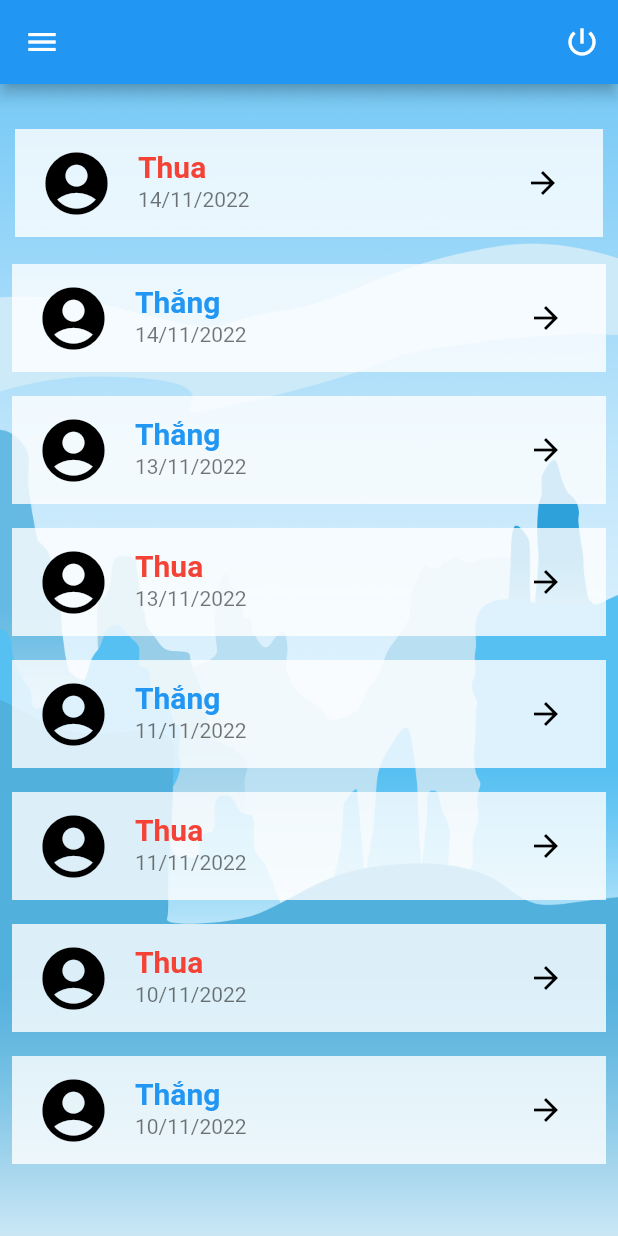
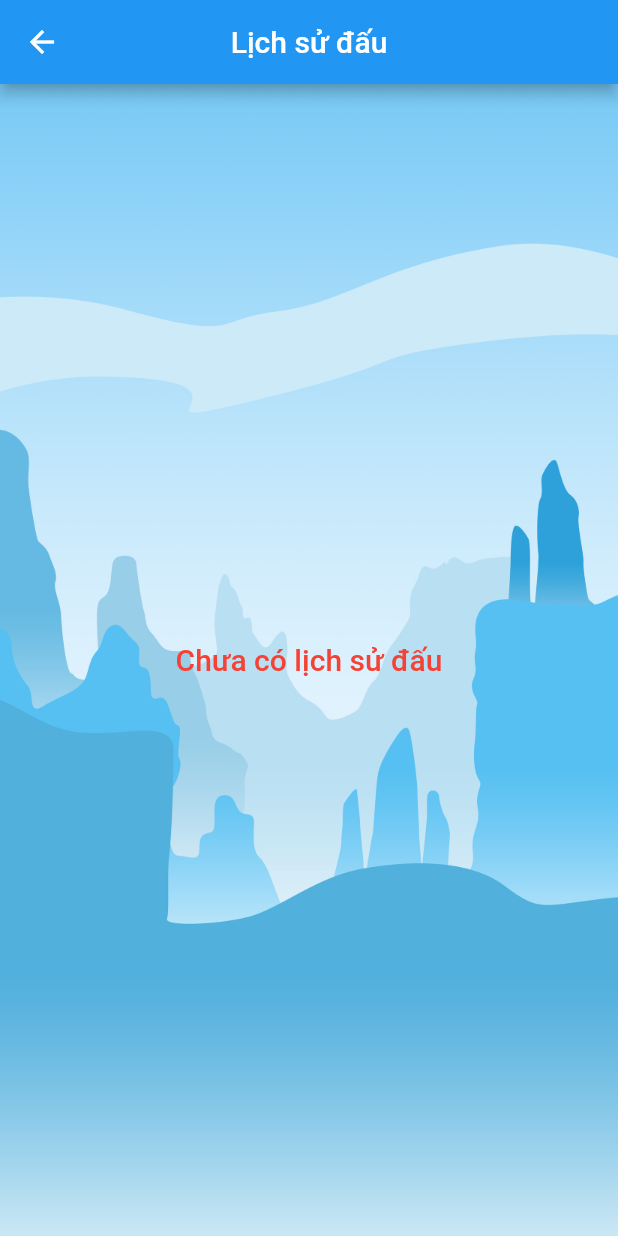
Before and after one commit to zCoLz/Col, a Flutter app: the History screen opened directly, on a phone screen of 412 x 824 dp. Run offline on Flutter 3.47's test engine with Material 2 defaults, Android fonts, the phone set to English and light mode, and no system bars; our stand-ins replace cloud_firestore, firebase_auth, firebase_core; missing offline and left inert: bottom_drawer; accounts and stored records are empty.

Commit message:
new update

```diff
--- a/lib/screens/GamePlay/listRoom.dart
+++ b/lib/screens/GamePlay/listRoom.dart
@@ -6,6 +6,7 @@ import 'package:home_page/components/Layout.dart';
 import 'package:home_page/model/dbContext.dart';
 import 'package:home_page/screens/GamePlay/listCreateRoom.dart';
 import 'package:home_page/screens/GamePlay/searchBattle.dart';
+import 'package:home_page/screens/home.dart';
 
 class listRoom extends StatefulWidget{
     listRoom({super.key});
@@ -46,7 +47,8 @@ class _listRoomState extends State<listRoom>{
               backgroundColor: Colors.transparent,
               appBar: AppBar(title: Text(''),
               leading: IconButton(onPressed: (){
-                Navigator.pop(context);
+                Navigator.pushAndRemoveUntil(context,
+                MaterialPageRoute(builder: (context)=>Home()), (route) => false);
               }, icon: Icon(Icons.chevron_left,size: 40,),),
               actions: [
                  Padding(padding: EdgeInsets.only(right:15), child:
--- a/lib/screens/GamePlay/questionBattle.dart
+++ b/lib/screens/GamePlay/questionBattle.dart
@@ -139,6 +139,7 @@ class _QuestionBattleState_1 extends State<QuestionBattle_1>
                 child: Scaffold(
                     backgroundColor: Colors.transparent,
                     appBar: AppBar(
+                      automaticallyImplyLeading: false,
                       centerTitle: true,
                       title: const Text(
                         'Đối kháng',
@@ -147,7 +148,7 @@ class _QuestionBattleState_1 extends State<QuestionBattle_1>
                             fontSize: 30,
                             fontWeight: FontWeight.bold),
                       ),
-                      leading: IconButton(
+                      /* leading: IconButton(
                           onPressed: () async {
                             try {
                               Future.delayed(Duration.zero, () async {
@@ -167,7 +168,7 @@ class _QuestionBattleState_1 extends State<QuestionBattle_1>
                             Icons.chevron_left,
                             color: Colors.white,
                             size: 40,
-                          )),
+                          )), */
                     ),
                     body: Column(
                       children: <Widget>[
--- a/lib/screens/GamePlay/questionBattle_2.dart
+++ b/lib/screens/GamePlay/questionBattle_2.dart
@@ -140,6 +140,7 @@ class _QuestionBattleState_2 extends State<QuestionBattle_2>
                 child: Scaffold(
                     backgroundColor: Colors.transparent,
                     appBar: AppBar(
+                      automaticallyImplyLeading: false,
                       centerTitle: true,
                       title: const Text(
                         'Đối kháng',
@@ -148,7 +149,7 @@ class _QuestionBattleState_2 extends State<QuestionBattle_2>
                             fontSize: 30,
                             fontWeight: FontWeight.bold),
                       ),
-                      leading: IconButton(
+                      /* leading: IconButton(
                           onPressed: () async {
                             try {
                               Future.delayed(Duration.zero, () async {
@@ -168,7 +169,7 @@ class _QuestionBattleState_2 extends State<QuestionBattle_2>
                             Icons.chevron_left,
                             color: Colors.white,
                             size: 40,
-                          )),
+                          )), */
                     ),
                     body: Column(
                       children: <Widget>[
--- a/lib/screens/TabBar/history.dart
+++ b/lib/screens/TabBar/history.dart
@@ -1,6 +1,9 @@
+import 'package:cloud_firestore/cloud_firestore.dart';
+import 'package:firebase_auth/firebase_auth.dart';
 import 'package:flutter/material.dart';
 import 'package:home_page/components/Layout.dart';
 import 'package:home_page/screens/Drawer/form_drawer.dart';
+import 'package:home_page/screens/GamePlay/battleResult_2.dart';
 import 'package:home_page/screens/TabBar/battleHistory.dart';
 
 class History extends StatefulWidget {
@@ -11,177 +14,96 @@ class History extends StatefulWidget {
 }
 
 class _HistoryState extends State<History> {
+  final _auth = FirebaseAuth.instance;
+  final _fireStore =FirebaseFirestore.instance;
+  int len =0;
+  String battle='';
+  Color colors = Colors.red;
   @override
   Widget build(BuildContext context) {
+    var data =_fireStore.collection('battleHistoreis')
+          .where('player_1.email',isEqualTo: _auth.currentUser!.email)
+          .orderBy('created',descending: true)
+          .firestore.collection('battleHistoreis')
+          .where('player_2.email',isEqualTo: _auth.currentUser!.email)
+          .orderBy('created',descending: true)
+          .snapshots();
+    return StreamBuilder(
+      stream: data,
+      builder: (context, snapshot) {
+        try{
+          if(snapshot.data!.docs.isEmpty){
+            return Scaffold(
+          appBar: AppBar(
+            centerTitle: true,
+            title: const Text("Lịch sử đấu"),
+            /* actions: [
+              IconButton(onPressed: (() {}), icon: Icon(Icons.power_settings_new)),
+            ], */
+          ),body: Container(
+            decoration: Layout().background_image,
+            child: const Center(child: Text('Chưa có lịch sử đấu',
+              style: TextStyle(fontWeight: FontWeight.w500,color: Colors.red,fontSize: 20),),)));
+          }
+        else{
         return Scaffold(
           appBar: AppBar(
             centerTitle: true,
             title: Text(""),
-        actions: [
+           /*  actions: [
               IconButton(onPressed: (() {}), icon: Icon(Icons.power_settings_new)),
-        ],
+            ], */
           ),
           drawer: PageDrawer(),
 
           body: Container(
             padding: EdgeInsets.only(top: 20),
             decoration: Layout().background_image,
-        child: Column(children: [
-          Padding(
+            child: ListView.builder(
+                  itemCount: snapshot.data!.docs.length,
+                  itemBuilder: (context, index) {
+                    int result=0;
+                    if(snapshot.data!.docs[index]['player_1.email']==_auth.currentUser!.email){
+                        result = snapshot.data!.docs[index]['player_1.result'];
+                     }else{
+                        result = snapshot.data!.docs[index]['player_2.result'];
+                     }
+                     if (result == 1) {
+                          colors = Colors.blue;
+                          battle = 'Thắng';
+                        } else if(result==2) {
+                          colors = Colors.amber;
+                          battle='Hòa';
+                        }else{
+                          colors = Colors.red;
+                          battle = 'Thua';
+                       }
+                return Padding(
                 padding: const EdgeInsets.all(10.0),
-            child: Container(
                 child: Material(
                   color: Colors.white.withOpacity(0.8),
                   child: ListTile(
-                    title: const Text('Thua',style: TextStyle(fontWeight: FontWeight.bold,fontSize: 20,color: Colors.red)),
+                      title: Text(battle,style: TextStyle(fontWeight: FontWeight.bold,fontSize: 20,color: colors)),
                       leading: const Padding(
                         padding: EdgeInsets.only(right: 0),
                         child: Icon(Icons.account_circle_rounded,size: 50,color: Colors.black, ),
                       ),
-                    subtitle: const Text("14/11/2022"),
+                      subtitle: Text(snapshot.data!.docs[index]['created'].toString().substring(0,19)),
                       trailing: IconButton(
                           onPressed: () {
                             Navigator.push(context, MaterialPageRoute(builder: ((context) => BattleHistory())));
                           }, icon: const Icon(Icons.arrow_forward,color: Colors.black))),
                 ),
-            ),
-          ),
-           Padding(
-            padding: const EdgeInsets.all(8.0),
-            child: Container(
-              child: Material(
-                color: Colors.white.withOpacity(0.8),
-                child: ListTile(
-                    title: const Text('Thắng',style: TextStyle(fontWeight: FontWeight.bold,fontSize: 20,color: Colors.blue)),
-                    leading: Padding(
-                      padding: const EdgeInsets.only(right: 0),
-                      child: Icon(Icons.account_circle_rounded,size: 50,color: Colors.black, ),
-                    ),
-                    subtitle: Text("14/11/2022"),
-                    trailing: IconButton(
-                        onPressed: () {
-                          Navigator.push(context, MaterialPageRoute(builder: ((context) => BattleHistory())));
-                        }, icon: Icon(Icons.arrow_forward,color: Colors.black))),
-              ),
-            ),
-          ),
-           Padding(
-            padding: const EdgeInsets.all(8.0),
-            child: Container(
-              child: Material(
-                color: Colors.white.withOpacity(0.8),
-                child: ListTile(
-                    title: const Text('Thắng',style: TextStyle(fontWeight: FontWeight.bold,fontSize: 20,color: Colors.blue)),
-                    leading: Padding(
-                      padding: const EdgeInsets.only(right: 0),
-                      child: Icon(Icons.account_circle_rounded,size: 50,color: Colors.black, ),
-                    ),
-                    subtitle: Text("13/11/2022"),
-                    trailing: IconButton(
-                        onPressed: () {
-                          Navigator.push(context, MaterialPageRoute(builder: ((context) => BattleHistory())));
-                        }, icon: Icon(Icons.arrow_forward,color: Colors.black))),
-              ),
-            ),
-          ),
-           Padding(
-            padding: const EdgeInsets.all(8.0),
-            child: Container(
-              child: Material(
-                color: Colors.white.withOpacity(0.8),
-                child: ListTile(
-                    title: const Text('Thua',style: TextStyle(fontWeight: FontWeight.bold,fontSize: 20,color: Colors.red)),
-                    leading: Padding(
-                      padding: const EdgeInsets.only(right: 0),
-                      child: Icon(Icons.account_circle_rounded,size: 50,color: Colors.black, ),
-                    ),
-                    subtitle: Text("13/11/2022"),
-                    trailing: IconButton(
-                        onPressed: () {
-                          Navigator.push(context, MaterialPageRoute(builder: ((context) => BattleHistory())));
-                        }, icon: Icon(Icons.arrow_forward,color: Colors.black))),
-              ),
-            ),
-          ),
-           Padding(
-            padding: const EdgeInsets.all(8.0),
-            child: Container(
-              child: Material(
-                color: Colors.white.withOpacity(0.8),
-                child: ListTile(
-                    title: const Text('Thắng',style: TextStyle(fontWeight: FontWeight.bold,fontSize: 20,color: Colors.blue)),
-                    leading: Padding(
-                      padding: const EdgeInsets.only(right: 0),
-                      child: Icon(Icons.account_circle_rounded,size: 50,color: Colors.black, ),
-                    ),
-                    subtitle: Text("11/11/2022"),
-                    trailing: IconButton(
-                        onPressed: () {
-                          Navigator.push(context, MaterialPageRoute(builder: ((context) => BattleHistory())));
-                        }, icon: Icon(Icons.arrow_forward,color: Colors.black))),
-              ),
-            ),
-          ),
-           Padding(
-            padding: const EdgeInsets.all(8.0),
-            child: Container(
-              child: Material(
-                color: Colors.white.withOpacity(0.8),
-                child: ListTile(
-                    title: const Text('Thua',style: TextStyle(fontWeight: FontWeight.bold,fontSize: 20,color: Colors.red)),
-                    leading: Padding(
-                      padding: const EdgeInsets.only(right: 0),
-                      child: Icon(Icons.account_circle_rounded,size: 50,color: Colors.black, ),
-                    ),
-                    subtitle: Text("11/11/2022"),
-                    trailing: IconButton(
-                        onPressed: () {
-                          Navigator.push(context, MaterialPageRoute(builder: ((context) => BattleHistory())));
-                        }, icon: Icon(Icons.arrow_forward,color: Colors.black))),
-              ),
-            ),
-          ),
-           Padding(
-            padding: const EdgeInsets.all(8.0),
-            child: Container(
-              child: Material(
-                color: Colors.white.withOpacity(0.8),
-                child: ListTile(
-                    title: const Text('Thua',style: TextStyle(fontWeight: FontWeight.bold,fontSize: 20,color: Colors.red)),
-                    leading: Padding(
-                      padding: const EdgeInsets.only(right: 0),
-                      child: Icon(Icons.account_circle_rounded,size: 50,color: Colors.black, ),
-                    ),
-                    subtitle: Text("10/11/2022"),
-                    trailing: IconButton(
-                        onPressed: () {
-                          Navigator.push(context, MaterialPageRoute(builder: ((context) => BattleHistory())));
-                        }, icon: Icon(Icons.arrow_forward,color: Colors.black))),
-              ),
-            ),
-          ),
-           Padding(
-            padding: const EdgeInsets.all(8.0),
-            child: Container(
-              child: Material(
-                color: Colors.white.withOpacity(0.8),
-                child: ListTile(
-                    title: const Text('Thắng',style: TextStyle(fontWeight: FontWeight.bold,fontSize: 20,color: Colors.blue)),
-                    leading: Padding(
-                      padding: const EdgeInsets.only(right: 0),
-                      child: Icon(Icons.account_circle_rounded,size: 50,color: Colors.black, ),
-                    ),
-                    subtitle: Text("10/11/2022"),
-                    trailing: IconButton(
-                        onPressed: () {
-                          Navigator.push(context, MaterialPageRoute(builder: ((context) => BattleHistory())));
-                        }, icon: Icon(Icons.arrow_forward,color: Colors.black))),
-              ),
-            ),
-          ),
-
-        ]),
-      ),
+              );
+            ;
+      }
+    )
+    ));
+    }
+    }catch(e){
+      return Text(e.toString());
+    }
+    }
     );
   }
 }
```
Also changed, not shown: lib/model/dbContext.dart (+36 -1 lines), lib/screens/GamePlay/battleResult_1.dart (+11 -8 lines), lib/screens/GamePlay/battleResult_2.dart (+10 -8 lines). Lines whose indentation alone changed are shown as unchanged.
